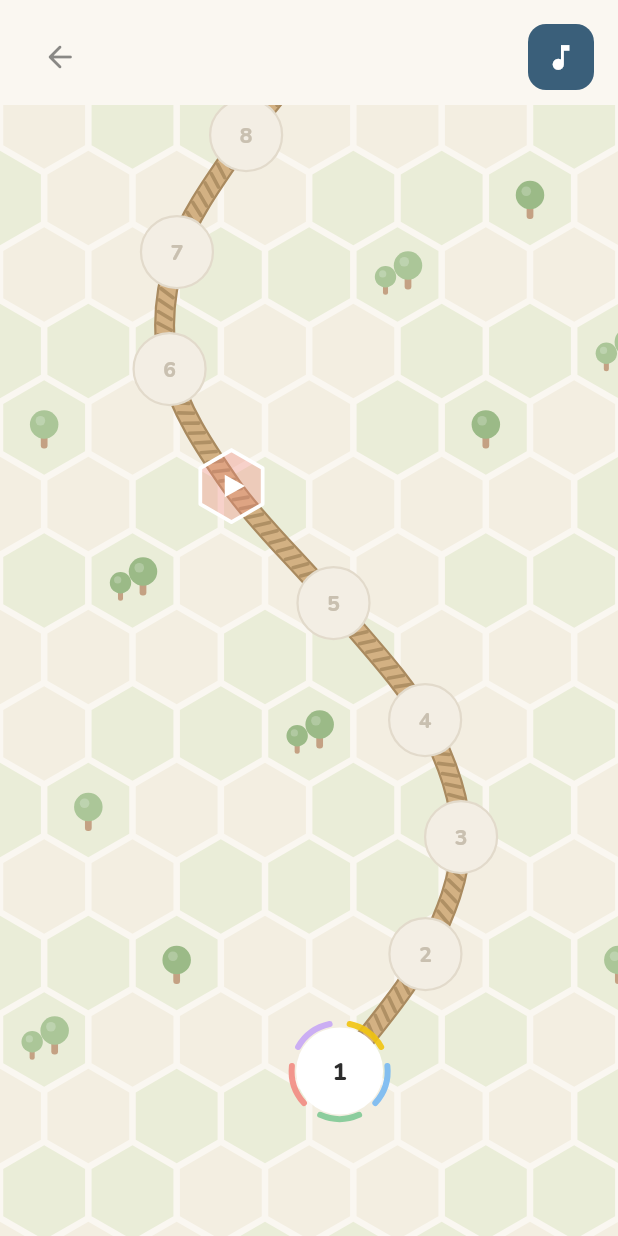
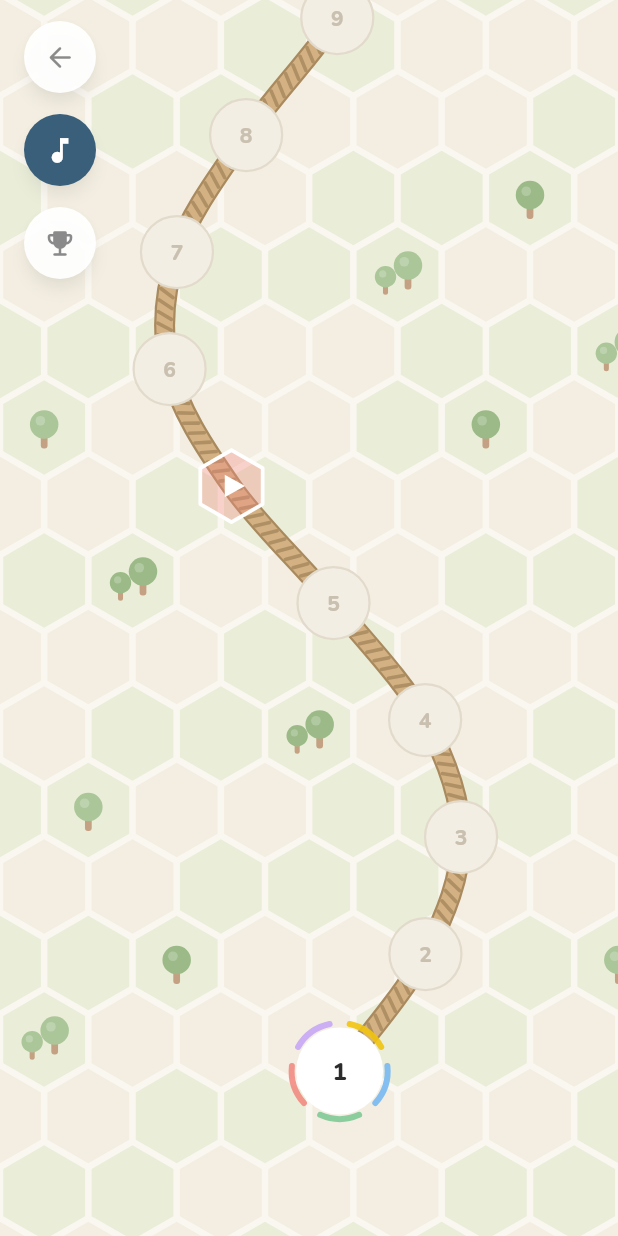
Before and after one commit to smokinghillstudios/arc-chain, a Flutter app: the LevelMapScreen screen opened directly, on a phone screen of 412 x 824 dp. Run offline on Flutter 3.47's test engine with Material 3 defaults, Android fonts, the phone set to English and light mode, and no system bars; our stand-ins replace audioplayers, google_mobile_ads, shared_preferences; accounts and stored records are empty.

Commit message:
Troca cabeçalho do mapa por balões flutuantes (voltar/música/troféus)
Porte do padrão de _FloatingBalloons do ARCO: em vez do cabeçalho fixo
em linha (voltar + música), os botões viram balões circulares
flutuantes no canto superior esquerdo, sobrepostos ao mapa (que rola
por baixo deles). Adiciona o terceiro balão (troféus) — a sala de
troféus em si ainda não existe no Arc Chain, então por enquanto abre
um aviso simples "Troféus em breve". Sem o balão de survival do ARCO,
que não existe no Arc Chain.

Co-Authored-By: Claude Sonnet 5 <noreply@anthropic.com>

```diff
--- a/lib/ui/screens/level_map_screen.dart
+++ b/lib/ui/screens/level_map_screen.dart
@@ -12,7 +12,6 @@ import '../overlays/game_dialogs.dart' show kSimulatedAdSeconds;
 import '../overlays/phase_detail_dialog.dart';
 import '../theme.dart';
 import '../widgets/arc_ring.dart';
-import '../widgets/audio_toggle_button.dart';
 import '../widgets/hex_badge.dart';
 import 'game_screen.dart';
 
@@ -201,35 +200,43 @@ class _LevelMapScreenState extends State<LevelMapScreen> {
     }
   }
 
+  Future<void> _openTrophies() async {
+    // Sala de troféus ainda não existe — só o ponto de entrada, por
+    // enquanto um aviso simples.
+    await showDialog<void>(
+      context: context,
+      builder: (_) => Dialog(
+        backgroundColor: const Color(0xFFFAFAF8),
+        shape: RoundedRectangleBorder(borderRadius: BorderRadius.circular(14)),
+        child: Padding(
+          padding: const EdgeInsets.all(28),
+          child: Column(
+            mainAxisSize: MainAxisSize.min,
+            children: [
+              Icon(Icons.emoji_events_rounded,
+                  size: 40, color: ink.withValues(alpha: 0.35)),
+              const SizedBox(height: 14),
+              Text('Troféus em breve',
+                  style: TextStyle(
+                    fontSize: 16,
+                    fontWeight: FontWeight.w800,
+                    color: ink.withValues(alpha: 0.85),
+                  )),
+            ],
+          ),
+        ),
+      ),
+    );
+  }
+
   @override
   Widget build(BuildContext context) {
     return Scaffold(
       backgroundColor: paper,
       body: SafeArea(
-        child: Column(
+        child: Stack(
           children: [
-            Padding(
-              padding: const EdgeInsets.fromLTRB(16, 14, 16, 8),
-              child: Row(
-                mainAxisAlignment: MainAxisAlignment.spaceBetween,
-                children: [
-                  IconButton(
-                    onPressed: () => Navigator.of(context).pop(),
-                    icon: Icon(Icons.arrow_back_rounded,
-                        color: ink.withValues(alpha: 0.55)),
-                  ),
-                  AudioToggleButton(
-                    enabled: _musicOn,
-                    iconOn: Icons.music_note,
-                    iconOff: Icons.music_off,
-                    tooltip: _musicOn ? 'Desligar música' : 'Ligar música',
-                    onTap: _toggleMusic,
-                  ),
-                ],
-              ),
-            ),
-            Expanded(
-              child: SingleChildScrollView(
+            SingleChildScrollView(
               controller: _scroll,
               child: GestureDetector(
                 onTapUp: _onTapUp,
@@ -250,6 +257,17 @@ class _LevelMapScreenState extends State<LevelMapScreen> {
                   ),
                 ),
               ),
+            ),
+            // Balões flutuantes fixos (não rolam com o mapa), de cima pra
+            // baixo: voltar, música, troféus — mesmo padrão do ARCO.
+            Positioned(
+              left: 16,
+              top: 14,
+              child: _FloatingBalloons(
+                musicOn: _musicOn,
+                onBack: () => Navigator.of(context).pop(),
+                onMusic: _toggleMusic,
+                onTrophies: _openTrophies,
               ),
             ),
           ],
@@ -886,3 +904,89 @@ class _CheckpointDialogState extends State<_CheckpointDialog> {
     );
   }
 }
+
+/// Coluna fixa de balões flutuantes no canto superior esquerdo do mapa —
+/// voltar, música, troféus, nessa ordem (porte do `_FloatingBalloons` do
+/// ARCO, sem o botão de survival — não existe modo survival no Arc Chain).
+class _FloatingBalloons extends StatelessWidget {
+  final bool musicOn;
+  final VoidCallback onBack;
+  final VoidCallback onMusic;
+  final VoidCallback onTrophies;
+
+  const _FloatingBalloons({
+    required this.musicOn,
+    required this.onBack,
+    required this.onMusic,
+    required this.onTrophies,
+  });
+
+  @override
+  Widget build(BuildContext context) {
+    return Column(
+      children: [
+        _MapBalloonButton(
+          icon: Icons.arrow_back_rounded,
+          tooltip: 'Voltar',
+          onTap: onBack,
+        ),
+        const SizedBox(height: 14),
+        _MapBalloonButton(
+          icon: musicOn ? Icons.music_note : Icons.music_off,
+          tooltip: musicOn ? 'Desligar música' : 'Ligar música',
+          onTap: onMusic,
+          active: musicOn,
+        ),
+        const SizedBox(height: 14),
+        _MapBalloonButton(
+          icon: Icons.emoji_events_rounded,
+          tooltip: 'Troféus',
+          onTap: onTrophies,
+        ),
+      ],
+    );
+  }
+}
+
+/// Botão circular flutuante — 48px, fundo quase branco com sombra (ou
+/// [headerDark] quando [active], mesmo tom do `AudioToggleButton` ligado).
+/// Porte do `_MapBalloonButton` do ARCO.
+class _MapBalloonButton extends StatelessWidget {
+  final IconData icon;
+  final String tooltip;
+  final VoidCallback onTap;
+  final bool active;
+
+  const _MapBalloonButton({
+    required this.icon,
+    required this.tooltip,
+    required this.onTap,
+    this.active = false,
+  });
+
+  @override
+  Widget build(BuildContext context) {
+    return Tooltip(
+      message: tooltip,
+      child: Material(
+        color: active ? headerDark : Colors.white.withValues(alpha: 0.94),
+        shape: const CircleBorder(),
+        elevation: 4,
+        shadowColor: Colors.black.withValues(alpha: 0.28),
+        child: InkWell(
+          onTap: onTap,
+          customBorder: const CircleBorder(),
+          child: SizedBox(
+            width: 48,
+            height: 48,
+            child: Icon(
+              icon,
+              size: 22,
+              color: active ? Colors.white : ink.withValues(alpha: 0.55),
+            ),
+          ),
+        ),
+      ),
+    );
+  }
+}
```
Lines whose indentation alone changed are shown as unchanged.
